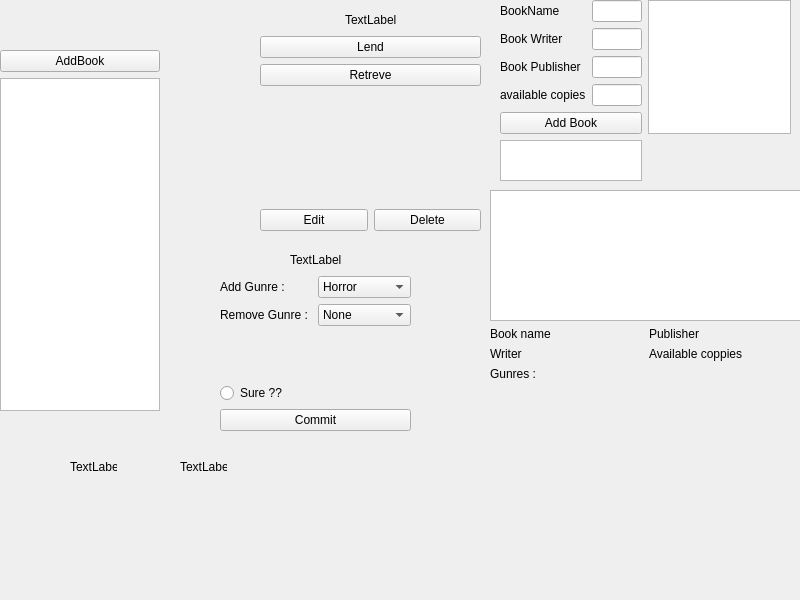
Old version of the form Admin_page/adminpage.ui in the repository meh3one/Ap-FinalProj.
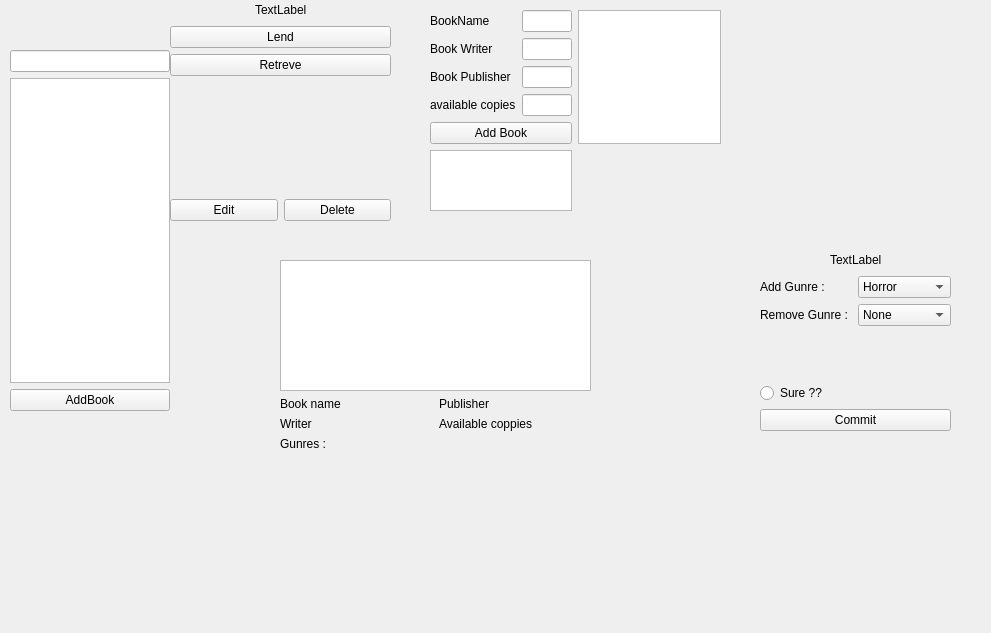
New version of the form.

Commit message: added search engine

```diff
--- a/Admin_page/adminpage.ui
+++ b/Admin_page/adminpage.ui
@@ -6,8 +6,8 @@
    <rect>
     <x>0</x>
     <y>0</y>
-    <width>800</width>
-    <height>600</height>
+    <width>991</width>
+    <height>633</height>
    </rect>
   </property>
   <property name="windowTitle">
@@ -17,8 +17,8 @@
    <widget class="QWidget" name="BookEdit_Widget" native="true">
     <property name="geometry">
      <rect>
-      <x>260</x>
-      <y>10</y>
+      <x>170</x>
+      <y>0</y>
       <width>221</width>
       <height>221</height>
      </rect>
@@ -107,8 +107,8 @@
    <widget class="QWidget" name="Read_widget" native="true">
     <property name="geometry">
      <rect>
-      <x>490</x>
-      <y>190</y>
+      <x>280</x>
+      <y>260</y>
       <width>311</width>
       <height>191</height>
      </rect>
@@ -157,10 +157,10 @@
    <widget class="QWidget" name="AddBook_Widget" native="true">
     <property name="geometry">
      <rect>
-      <x>500</x>
-      <y>0</y>
+      <x>430</x>
+      <y>10</y>
       <width>291</width>
-      <height>181</height>
+      <height>201</height>
      </rect>
     </property>
     <layout class="QGridLayout" name="gridLayout">
@@ -222,13 +222,19 @@
    <widget class="QWidget" name="verticalLayoutWidget">
     <property name="geometry">
      <rect>
-      <x>0</x>
+      <x>10</x>
       <y>50</y>
       <width>160</width>
       <height>361</height>
      </rect>
     </property>
     <layout class="QVBoxLayout" name="leftsidebar">
+     <item>
+      <widget class="QLineEdit" name="Search_bar_input"/>
+     </item>
+     <item>
+      <widget class="QListWidget" name="BookList_Widget_output"/>
+     </item>
      <item>
       <widget class="QPushButton" name="AddBook_widget_botton">
        <property name="text">
@@ -236,15 +242,12 @@
        </property>
       </widget>
      </item>
-     <item>
-      <widget class="QListWidget" name="BookList_Widget_output"/>
-     </item>
     </layout>
    </widget>
    <widget class="QWidget" name="Edit_gunre_Widget" native="true">
     <property name="geometry">
      <rect>
-      <x>220</x>
+      <x>760</x>
       <y>250</y>
       <width>191</width>
       <height>181</height>
@@ -433,32 +436,6 @@
      </item>
     </layout>
    </widget>
-   <widget class="QLabel" name="labe_1l">
-    <property name="geometry">
-     <rect>
-      <x>70</x>
-      <y>460</y>
-      <width>47</width>
-      <height>13</height>
-     </rect>
-    </property>
-    <property name="text">
-     <string>TextLabel</string>
-    </property>
-   </widget>
-   <widget class="QLabel" name="label_2">
-    <property name="geometry">
-     <rect>
-      <x>180</x>
-      <y>460</y>
-      <width>47</width>
-      <height>13</height>
-     </rect>
-    </property>
-    <property name="text">
-     <string>TextLabel</string>
-    </property>
-   </widget>
   </widget>
  </widget>
  <resources/>
```
The commit also changes 2 other files.
